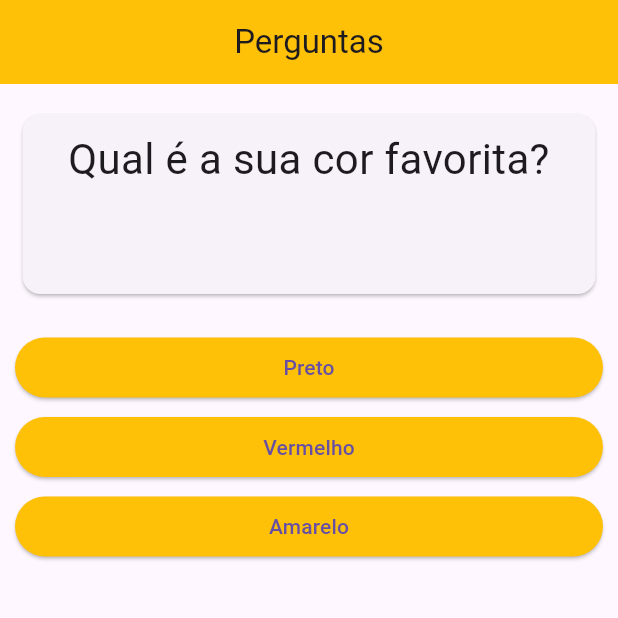
After one commit to DevMMenezes/FlutterProgress, a Flutter app: the screen it shows after launch, on a phone screen of 412 x 824 dp, the top half of it. The commit adds this screen. Run offline on Flutter 3.47's test engine with Material 3 defaults, Android fonts, the phone set to English and light mode, and no system bars.

Commit message:
Bloco 1 App Quiz

```diff
--- a/Coder/01/quiz/lib/main.dart
+++ b/Coder/01/quiz/lib/main.dart
@@ -1,6 +1,5 @@
 import 'package:flutter/material.dart';
-import 'package:quiz/questao.dart';
-import 'package:quiz/resposta.dart';
+import 'package:quiz/questionario.dart';
 
 main() => runApp(QuizApp());
 
@@ -13,30 +12,48 @@ class QuizApp extends StatefulWidget {
 
 class _QuizAppState extends State<QuizApp> {
   var _perguntaSelecionada = 0;
+  var _notaTotal = 0.0;
 
   final List<Map> perguntas = const [
     {
       'texto': 'Qual é a sua cor favorita?',
-      'respostas': ['Preto', 'Vermelho', 'Amarelo'],
+      'respostas': [
+        {'texto': 'Preto', 'nota': 5},
+        {'texto': 'Vermelho', 'nota': 8},
+        {'texto': 'Amarelo', 'nota': 6},
+      ],
     },
     {
       'texto': 'Qual é o seu animal favorito?',
-      'respostas': ['Cobra', 'Leao', 'Gato'],
+      'respostas': [
+        {'texto': 'Cobra', 'nota': 5},
+        {'texto': 'Leao', 'nota': 4},
+        {'texto': 'Gato', 'nota': 8},
+      ],
     },
     {
       'texto': 'Qual é casa favorita?',
-      'respostas': ['Ap', 'Casa', 'Mansão'],
+      'respostas': [
+        {'texto': 'Ap', 'nota': 8},
+        {'texto': 'Casa', 'nota': 9},
+        {'texto': 'Mansão', 'nota': 10},
+      ],
     },
     {
       'texto': 'Qual é o num sei o que lá?',
-      'respostas': ['Sei não', 'Sei lá', 'Num sei'],
+      'respostas': [
+        {'texto': 'Sei não', 'nota': 5},
+        {'texto': 'Sei lá', 'nota': 6},
+        {'texto': 'Num sei', 'nota': 7},
+      ],
     },
   ];
 
-  void _responder() {
+  void _responder(double notaTotal) {
     if (temProximaPergunta) {
       setState(() {
         _perguntaSelecionada++;
+        _notaTotal += notaTotal;
       });
     }
   }
@@ -53,14 +70,6 @@ class _QuizAppState extends State<QuizApp> {
 
   @override
   Widget build(BuildContext context) {
-    List<String> respostasTexto =
-        temProximaPergunta ? perguntas[_perguntaSelecionada]['respostas'] : [];
-
-    List<Widget> respostas =
-        respostasTexto
-            .map((e) => Resposta(texto: e, onSelecao: _responder))
-            .toList();
-
     return MaterialApp(
       home: Scaffold(
         appBar: AppBar(
@@ -68,33 +77,13 @@ class _QuizAppState extends State<QuizApp> {
           title: Text('Perguntas'),
           backgroundColor: Colors.amber,
         ),
-        body:
-            temProximaPergunta
-                ? Column(
-                  children: [
-                    Questao(texto: perguntas[_perguntaSelecionada]['texto']),
-                    ...respostas,
-                  ],
-                )
-                : Column(
-                  mainAxisAlignment: MainAxisAlignment.center,
-                  spacing: 30,
-                  children: [
-                    Center(
-                      child: Text(
-                        'Parabéns Amigãooo!',
-                        style: TextStyle(fontSize: 20),
-                      ),
-                    ),
-                    ElevatedButton(
-                      style: ElevatedButton.styleFrom(
-                        backgroundColor: Colors.amber,
-                      ),
-                      onPressed: _retornarAoInicio,
-                      child: Text('Retornar'),
-                    ),
-                  ],
-                ),
+        body: Questionario(
+          perguntaSelecionada: _perguntaSelecionada,
+          perguntas: perguntas,
+          onResponder: _responder,
+          onRetornarAoInicio: _retornarAoInicio,
+          notaTotal: _notaTotal,
+        ),
       ),
     );
   }
--- /dev/null
+++ b/Coder/01/quiz/lib/questionario.dart
@@ -0,0 +1,55 @@
+import 'package:flutter/material.dart';
+import 'package:quiz/questao.dart';
+import 'package:quiz/resposta.dart';
+import 'package:quiz/resultado.dart';
+
+class Questionario extends StatelessWidget {
+  final int perguntaSelecionada;
+  final List<Map> perguntas;
+  final void Function(double) onResponder;
+  final void Function() onRetornarAoInicio;
+  final double notaTotal;
+
+  const Questionario({
+    super.key,
+    required this.perguntaSelecionada,
+    required this.perguntas,
+    required this.onResponder,
+    required this.onRetornarAoInicio,
+    required this.notaTotal,
+  });
+
+  bool get temProximaPergunta {
+    return perguntaSelecionada < perguntas.length;
+  }
+
+  @override
+  Widget build(BuildContext context) {
+    List<Map> respostasTexto =
+        temProximaPergunta ? perguntas[perguntaSelecionada]['respostas'] : [];
+
+    List<Widget> respostas =
+        respostasTexto
+            .map(
+              (resp) => Resposta(
+                texto: resp['texto'],
+                onSelecao: () => onResponder(resp['nota'].toDouble()),
+              ),
+            )
+            .toList();
+
+    //    print(respostasTexto.map((resp) => resp['nota']));
+
+    return temProximaPergunta
+        ? Column(
+          children: [
+            Questao(texto: perguntas[perguntaSelecionada]['texto']),
+            ...respostas,
+          ],
+        )
+        : Resultado(
+          onRetornarAoInicio: onRetornarAoInicio,
+          notaTotal: notaTotal,
+        );
+  }
+}
```
Also changed, not shown: Coder/01/quiz/lib/resultado.dart (added, +35 -0 lines).
